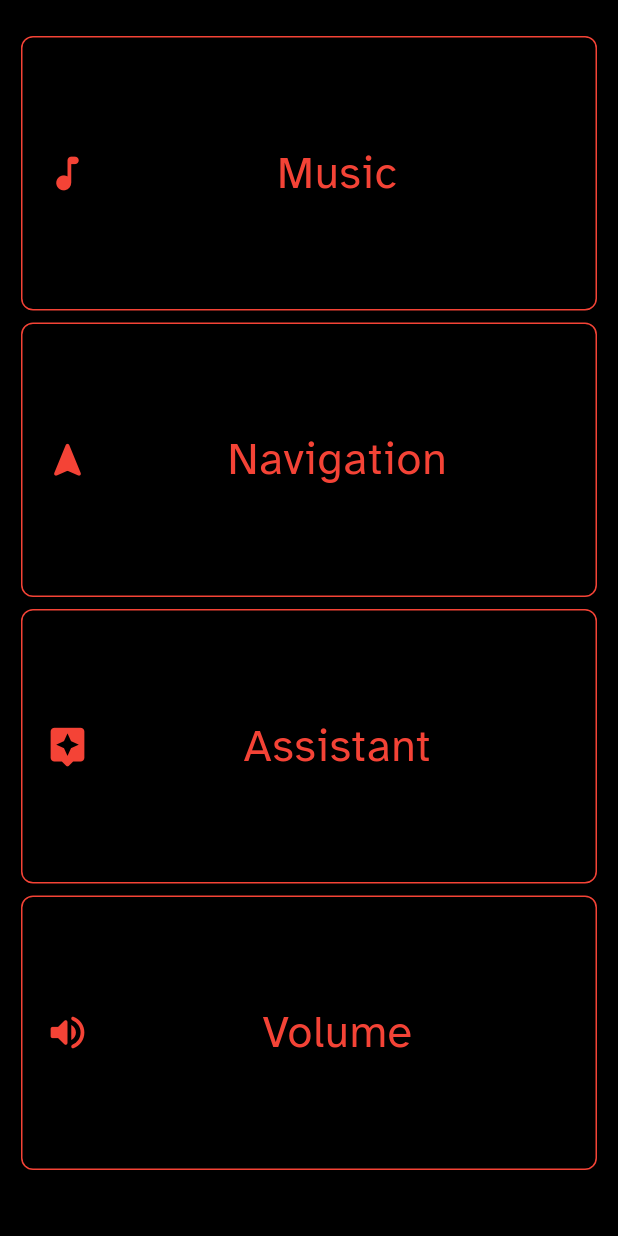
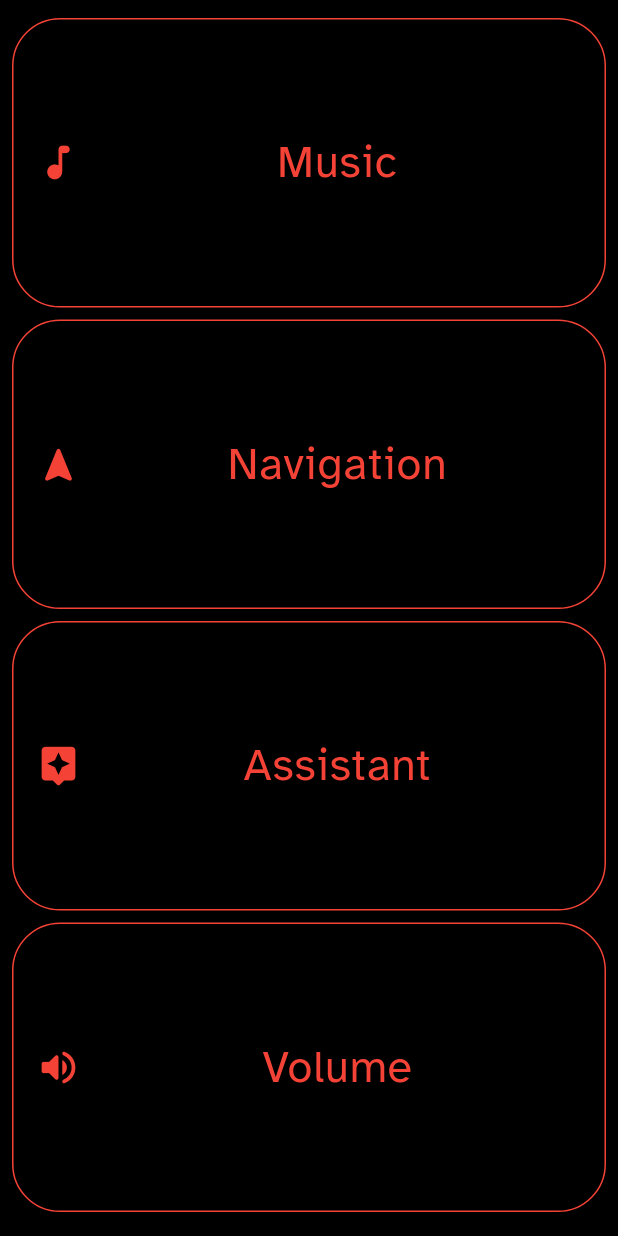
Before and after one commit to ujwalnk/MotoDash, a Flutter app: the RootScreen screen opened by its route, on a phone screen of 412 x 824 dp. Run offline on Flutter 3.47's test engine with Material 3 defaults, Android fonts, the phone set to English and light mode, and no system bars; our stand-ins replace audioplayers, flutter_blue_plus, flutter_local_notifications, flutter_native_contact_picker_plus, flutter_settings_screens, flutter_tts and 6 more; missing offline and left inert: audio_session, call_log, flex_color_picker, flutter_phone_direct_caller, phone_state and 3 more; accounts and stored records are empty.

Commit message:
Navigation menu implemented. Fixed spacing issue in the UI. Smooth transitions from one page to another. DashNavigation & DashAction classes for DashButtons. DashPages are now classes instead of functions.

```diff
--- a/lib/commons/dash_action.dart
+++ b/lib/commons/dash_action.dart
@@ -19,3 +19,7 @@ class DashAction {
 
   DashAction({required this.label, required this.icons, required this.action, this.canMask = true});
 }
+
+class DashNavigation extends DashAction {
+  DashNavigation({required super.label, required super.icons, required super.action, super.canMask = true});
+}
--- a/lib/commons/dash_page.dart
+++ b/lib/commons/dash_page.dart
@@ -1,12 +1,16 @@
 // Author: Ujwal N K
 // Created: 2026.07.29
 
+import 'package:flutter/material.dart';
 import 'package:moto_dash/commons/dash_action.dart';
 
 abstract class DashPage {
   Future<void> init() async {}
 
-  Future<void> terminate() async {}
+  VoidCallback? onRefreshRequired;
+  void refresh() => onRefreshRequired?.call();
 
   Future<List<DashAction>> buildActions();
+
+  Future<void> terminate() async {}
 }
--- a/lib/commons/list_builder.dart
+++ b/lib/commons/list_builder.dart
@@ -44,7 +44,7 @@ class DashWidgets {
       builder: (context, constraints) {
         const columns = 2;
         const spacing = 10.0;
-        const padding = 10.0;
+        const padding = 0.0;
 
         final totalWidth = constraints.maxWidth;
         final totalHeight = constraints.maxHeight;
@@ -63,7 +63,7 @@ class DashWidgets {
 
         return SizedBox.expand(
           child: Padding(
-            padding: const EdgeInsets.all(padding),
+            padding: const EdgeInsets.all(0),
             child: Column(
               crossAxisAlignment: CrossAxisAlignment.stretch,
               children: [
@@ -109,17 +109,27 @@ class DashWidgets {
     bool isSelected = false,
   }) {
     final screenHeight = MediaQuery.of(context).size.height;
+
+    const spacing = 0;
+    const padding = 10.0;
+
+    // Available height after padding & spacing
+    final usableHeight = screenHeight - padding * 2 - spacing * (itemCount - 1);
+
+    // ONE canonical tile height
+    final tileHeight = usableHeight / itemCount;
+
     return GestureDetector(
       behavior: HitTestBehavior.opaque,
       onTapDown: (_) => onTap?.call(),
       child: SizedBox(
-        height: (screenHeight - 30 - (itemCount - 1) * 10) / itemCount,
-        // height: tileHeight,
+        height: tileHeight,
         child: Card(
+          margin: EdgeInsets.fromLTRB(0, 4, 0, 4),
           color: backgroundColor,
           shape: RoundedRectangleBorder(
-            borderRadius: BorderRadius.circular(8),
-            side: BorderSide(color: (borderColor), width: isSelected ? 3 : 1),
+            borderRadius: BorderRadius.circular(32),
+            side: BorderSide(color: borderColor, width: isSelected ? 3 : 1),
           ),
           child: Center(child: dashListTile(icons, title, overrideShowIcons, overrideShowLabel)),
         ),
--- a/lib/controllers/navigation_intent_handler.dart
+++ b/lib/controllers/navigation_intent_handler.dart
@@ -58,7 +58,7 @@ class NavigationIntentHandler {
 
     if (builder == null) return;
 
-    final List<DashAction> items = await builder();
+    final List<DashAction> items = await builder.buildActions();
     final int total = items.length + (navigator.canPop ? 1 : 0);
 
     // Rotate through the available menu
@@ -89,7 +89,7 @@ class NavigationIntentHandler {
 
           final newBuilder = menuActions[newPage];
           if (newBuilder != null) {
-            final newItems = await newBuilder();
+            final newItems = await newBuilder.buildActions();
             _speak(newItems, navigator);
           }
         }
@@ -104,7 +104,7 @@ class NavigationIntentHandler {
         // Speak first item of new page
         final newBuilder = menuActions[navigator.page];
         if (newBuilder != null) {
-          final newItems = await newBuilder();
+          final newItems = await newBuilder.buildActions();
           _speak(newItems, navigator);
         }
         break;
--- a/lib/navigation_graph.dart
+++ b/lib/navigation_graph.dart
@@ -2,6 +2,7 @@
 // Created: 2026, Mar 22
 
 import 'package:flutter/material.dart';
+import 'package:moto_dash/screens/pages/page_map.dart';
 
 enum CurrentPage {
   homePage,
@@ -12,11 +13,14 @@ enum CurrentPage {
   callActPage,
   callAnsPage,
   volumePage,
-  navigation,
+  navigationPage,
 }
 
 class NavigationGraph extends ChangeNotifier {
-  NavigationGraph._(); // private constructor
+  NavigationGraph._() {
+    menuActions[_page]?.init();
+    menuActions[_page]?.onRefreshRequired = notifyListeners;
+  } // private constructor
 
   static final NavigationGraph instance = NavigationGraph._();
 
@@ -33,20 +37,31 @@ class NavigationGraph extends ChangeNotifier {
   Map<String, dynamic> data = {};
 
   Future<void> goTo(CurrentPage page) async {
+    // TODO: Check for guard required against navigating to the same page
+
+    menuActions[_page]?.onRefreshRequired = null;
+    await menuActions[_page]?.terminate(); // Terminate the previous page
+
     _page = page;
+
+    menuActions[_page]?.onRefreshRequired = notifyListeners;
+    await menuActions[_page]?.init(); // Initialize the new page
+
     notifyListeners();
   }
 
-  void pop() {
+  Future<void> pop() async {
     if (!canPop) return;
 
+    menuActions[_page]?.onRefreshRequired = null;
+    await menuActions[_page]?.terminate();
+
     if (_page == CurrentPage.callFavPage || _page == CurrentPage.callLogPage) {
-      _page = CurrentPage.callNavPage;
+      await goTo(CurrentPage.callNavPage);
     } else {
-      _page = CurrentPage.homePage;
+      await goTo(CurrentPage.homePage);
     }
 
     data = {}; // Clear data on pop
-    notifyListeners();
   }
 }
--- a/lib/screens/pages/page_map.dart
+++ b/lib/screens/pages/page_map.dart
@@ -2,7 +2,7 @@
 // Created:
 // Page and Dash action mappings
 
-import 'package:moto_dash/commons/dash_action.dart';
+import 'package:moto_dash/commons/dash_page.dart';
 import 'package:moto_dash/navigation_graph.dart';
 import 'package:moto_dash/screens/pages/page_call_active.dart';
 import 'package:moto_dash/screens/pages/page_call_answer.dart';
@@ -14,26 +14,14 @@ import 'package:moto_dash/screens/pages/page_music.dart';
 import 'package:moto_dash/screens/pages/page_navigation.dart';
 import 'package:moto_dash/screens/pages/page_volume.dart';
 
-// final Map<CurrentPage, Future<List<DashAction>> Function()> menuActions = {
-//   CurrentPage.callActPage: buildCallActiveActions,
-//   CurrentPage.callAnsPage: buildCallAnswerActions,
-//   CurrentPage.callFavPage: buildCallFavActions,
-//   CurrentPage.callLogPage: buildCallLogActions,
-//   CurrentPage.callNavPage: buildCallNavActions,
-//   CurrentPage.homePage: buildHomeActions,
-//   CurrentPage.musicPage: buildMusicActions,
-//   CurrentPage.navigation: buildNavigationActions,
-//   CurrentPage.volumePage: buildVolumeActions,
-// };
-
-final Map<CurrentPage, Future<List<DashAction>> Function()> menuActions = {
-  CurrentPage.callActPage: buildCallActiveActions,
-  CurrentPage.callAnsPage: buildCallAnswerActions,
-  CurrentPage.callFavPage: buildCallFavActions,
-  CurrentPage.callLogPage: buildCallLogActions,
-  CurrentPage.callNavPage: buildCallNavActions,
-  CurrentPage.homePage: buildHomeActions,
-  CurrentPage.musicPage: buildMusicActions,
-  CurrentPage.navigation: buildNavigationActions,
-  CurrentPage.volumePage: buildVolumeActions,
+final Map<CurrentPage, DashPage> menuActions = {
+  CurrentPage.callActPage: PageCallActive(),
+  CurrentPage.callAnsPage: PageCallAnswer(),
+  CurrentPage.callFavPage: PageCallFavourites(),
+  CurrentPage.callLogPage: PageCallLog(),
+  CurrentPage.callNavPage: PageCallNavigation(),
+  CurrentPage.homePage: PageHome(),
+  CurrentPage.musicPage: PageMusic(),
+  CurrentPage.navigationPage: PageNavigation(),
+  CurrentPage.volumePage: PageVolume(),
 };
--- a/lib/screens/screen_root.dart
+++ b/lib/screens/screen_root.dart
@@ -106,7 +106,7 @@ class _RootScreenState extends SplitScreenState<RootScreen> {
         }
 
         return FutureBuilder<List<DashAction>>(
-          future: builder(),
+          future: builder.buildActions(),
           builder: (context, snapshot) {
             if (!snapshot.hasData) {
               return const Scaffold(body: Center(child: CircularProgressIndicator()));
@@ -116,14 +116,11 @@ class _RootScreenState extends SplitScreenState<RootScreen> {
 
             return Scaffold(
               backgroundColor: backgroundColor,
-              body: SafeArea(
-                // TODO: Add setting for the topbar
-                child: Column(
+              body: Column(
                 children: [
                   if (ConfigProvider.dashboardStatusBar) sectionTopBar(),
                   sectionBody(widgets, items, context, navigator),
                 ],
-                ),
               ),
             );
           },
@@ -179,10 +176,19 @@ class _RootScreenState extends SplitScreenState<RootScreen> {
     );
   }
 
-  Expanded sectionBody(DashWidgets widgets, List<DashAction> items, BuildContext context, NavigationGraph navigator) {
+  Widget sectionBody(DashWidgets widgets, List<DashAction> items, BuildContext context, NavigationGraph navigator) {
     return Expanded(
       child: Padding(
-        padding: const EdgeInsets.fromLTRB(10, 20, 10, 10),
+        padding: const EdgeInsets.fromLTRB(8.0, 8.0, 8.0, 8.0),
+        child: AnimatedSwitcher(
+          duration: const Duration(milliseconds: 500),
+          switchInCurve: Curves.easeInQuint,
+          switchOutCurve: Curves.easeOutQuint,
+          transitionBuilder: (child, animation) {
+            return FadeTransition(opacity: animation, child: child);
+          },
+          child: SizedBox(
+            key: ValueKey(navigator.page),
             child: widgets.dashView(isSplitScreen, [
               ...items.map((item) => widgets.dashCardAction(item, context, items.length + (navigator.canPop ? 1 : 0))),
               if (navigator.canPop)
@@ -193,6 +199,8 @@ class _RootScreenState extends SplitScreenState<RootScreen> {
                 ),
             ]),
           ),
+        ),
+      ),
     );
   }
 }
```
Also changed, not shown: lib/screens/pages/page_call_active.dart (+7 -3 lines), lib/screens/pages/page_call_answer.dart (+8 -4 lines), lib/screens/pages/page_call_favourites.dart (+7 -3 lines), lib/screens/pages/page_call_log.dart (+7 -3 lines), lib/screens/pages/page_call_navigation.dart (+8 -4 lines), lib/screens/pages/page_home.dart (+23 -8 lines), lib/screens/pages/page_music.dart (+24 -10 lines), lib/screens/pages/page_navigation.dart (+42 -4 lines), lib/screens/pages/page_volume.dart (+8 -1 lines). Lines whose indentation alone changed are shown as unchanged.
